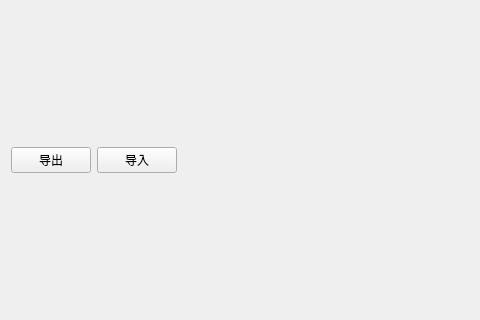
Qt form forms/other/luojubuchangform.ui (zephyrrr/Camotics_modbus) before a commit; both pictures show x 0 to 480 and y 167 to 487 of the 637 by 654 pixel window.
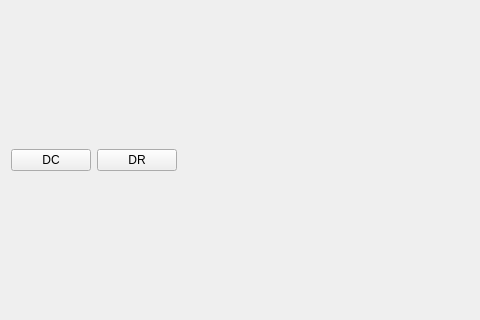
The same form after that commit.

The edit to the form file:
```diff
--- a/forms/other/luojubuchangform.ui
+++ b/forms/other/luojubuchangform.ui
@@ -25,14 +25,14 @@
          <item>
            <widget class="QPushButton" name="btnExport">
              <property name="text">
-               <string>导出</string>
+               <string>DC</string>
              </property>
            </widget>
          </item>
          <item>
            <widget class="QPushButton" name="btnImport">
              <property name="text">
-               <string>导入</string>
+               <string>DR</string>
              </property>
            </widget>
          </item>
```
Left out of the diff: 5 changed lines with no effect on the pictures.
